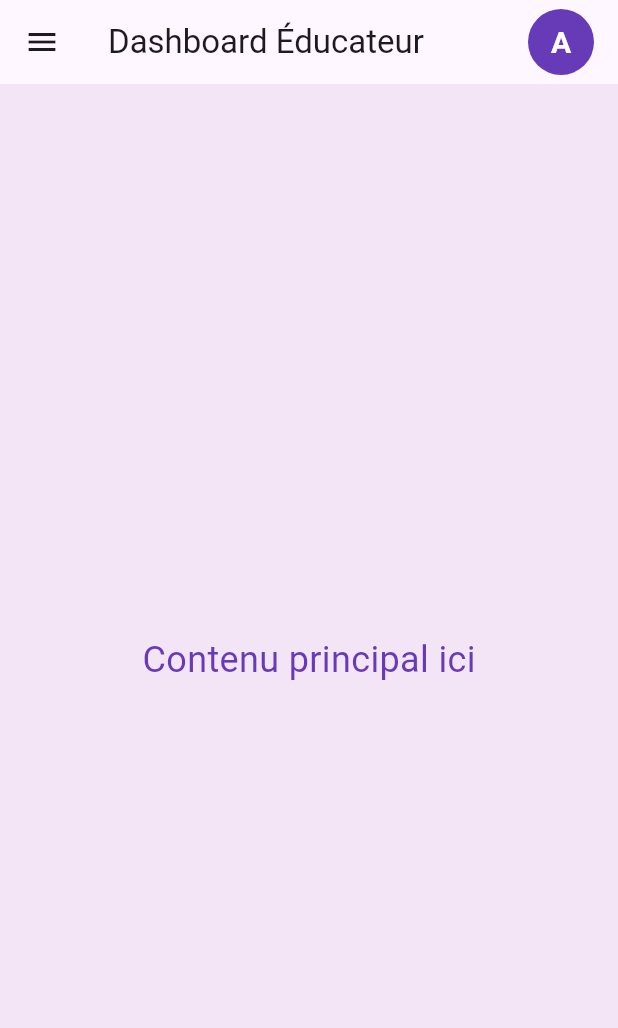
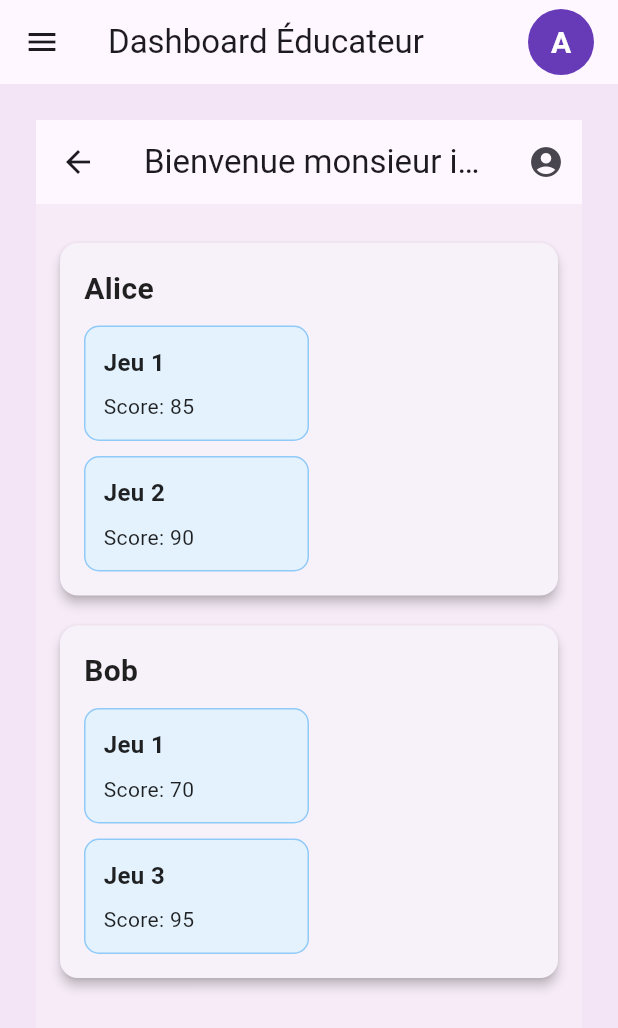
Before and after one commit to Glawdyse/KimJeu, a Flutter app: the EDUCATEURDashboard screen opened directly, on a phone screen of 412 x 824 dp. Shown: the top 1028 px of the screen. Run offline on Flutter 3.47's test engine with Material 3 defaults, Android fonts, the phone set to English and light mode, and no system bars; our stand-ins replace file_picker, flutter_dotenv, get, get_storage, google_fonts, jwt_decoder and 2 more; missing offline and left inert: pdf_text, syncfusion_flutter_pdf; accounts and stored records are empty; network calls fail.

Commit message:
page acceuil

```diff
--- a/JeuEducatif/lib/Dashboards/Educateur/educateur.dart
+++ b/JeuEducatif/lib/Dashboards/Educateur/educateur.dart
@@ -1,14 +1,17 @@
 import 'dart:async';
 import 'dart:math';
 import 'package:flutter/material.dart';
-import 'package:jeuEducatif/Game_page.dart';
+
 import 'package:jeuEducatif/Pages/login.dart';
-
+import '../../Game_page.dart';
+import '../../Pages/acceuil_educateur.dart';
 import '../Apprenant/jouer.dart';
+import '../Apprenant/message.dart';
 import 'Profil.dart';
 import 'evaluation.dart';
 import 'listes.dart';
-import 'message.dart';
+
+
 
 void main() {
   runApp(MaterialApp(
@@ -47,20 +50,17 @@ class EDUCATEURDashboard extends StatefulWidget {
 }
 
 class _EDUCATEURDashboardState extends State<EDUCATEURDashboard> {
-  Widget currentScreen = Center(
-    child: Text(
-      'Contenu principal ici',
-      style: TextStyle(fontSize: 24, color: Colors.deepPurple),
-    ),
-  );
-
+  late Widget currentScreen;
   Color avatarColor = Colors.deepPurple;
   late Timer colorTimer;
 
   @override
   void initState() {
     super.initState();
-    // Change la couleur toutes les secondes
+    // Page d'accueil éducateur par défaut
+    currentScreen =  EducateurHomePage();
+
+    // Change la couleur de l'avatar toutes les secondes
     colorTimer = Timer.periodic(Duration(seconds: 1), (_) {
       setState(() {
         avatarColor =
@@ -153,18 +153,8 @@ class _EDUCATEURDashboardState extends State<EDUCATEURDashboard> {
                   children: [
                     DrawerButton(
                       icon: Icons.home,
-                      label: 'Home',
-                      onTap: () => changeScreen(
-                        Center(
-                          child: Text(
-                            'Accueil',
-                            style: TextStyle(
-                                fontSize: 24,
-                                color: Colors.deepPurple,
-                                fontWeight: FontWeight.w600),
-                          ),
-                        ),
-                      ),
+                      label: 'Accueil',
+                      onTap: () => changeScreen(EducateurHomePage()),
                     ),
                     DrawerButton(
                       icon: Icons.help_outline,
@@ -177,19 +167,19 @@ class _EDUCATEURDashboardState extends State<EDUCATEURDashboard> {
                       onTap: () => changeScreen(GamesListPage()),
                     ),
                     DrawerButton(
-                      icon: Icons.group_add_outlined,
+                      icon: Icons.play_circle_fill,
                       label: 'Jouer',
                       onTap: () => changeScreen(JouerPage(quizData: {})),
                     ),
                     DrawerButton(
-                      icon: Icons.star_border,
+                      icon: Icons.add_circle_outline,
                       label: 'Générer un jeu',
                       onTap: () => changeScreen(GamePage()),
                     ),
                     DrawerButton(
                       icon: Icons.info_outline,
-                      label: 'Messages',
-                      onTap: () => changeScreen(NotificationsPage()),
+                      label: 'Apropos',
+                      onTap: () => changeScreen(AproposPage()),
                     ),
                     DrawerButton(
                       icon: Icons.assignment,
--- a/JeuEducatif/lib/Dashboards/Educateur/navigation_home.dart
+++ b/JeuEducatif/lib/Dashboards/Educateur/navigation_home.dart
@@ -3,9 +3,9 @@ import '../../controller/drawer_user_controller.dart';
 import '../../controller/home_drawer.dart';
 import '../Apprenant/colors.dart';
 import '../Apprenant/listes.dart';
+import '../Apprenant/message.dart';
 import '../Educateur/Profil.dart';
 import '../Educateur/jouer.dart';
-import '../Educateur/message.dart';
 import 'evaluation.dart';
 import 'package:jeuEducatif/services/storageservice.dart';
 import 'package:jeuEducatif/Dashboards/Apprenant/Profil.dart' as profile_edit;
@@ -109,7 +109,7 @@ class _NavigationHomeScreenState extends State<NavigationHomeScreen> {
             screenView = const ProfilPage();
             break;
           case DrawerIndex.Help:
-            screenView = NotificationsPage();
+            screenView = AproposPage();
             break;
           case DrawerIndex.FeedBack:
             screenView = GamesListPage();
--- /dev/null
+++ b/JeuEducatif/lib/Pages/acceuil_educateur.dart
@@ -0,0 +1,126 @@
+import 'package:flutter/material.dart';
+
+class EducateurHomePage extends StatelessWidget {
+  // Exemple de données
+  final List<Map<String, dynamic>> learners = [
+    {
+      'name': 'Alice',
+      'games': [
+        {'title': 'Jeu 1', 'score': 85},
+        {'title': 'Jeu 2', 'score': 90},
+      ]
+    },
+    {
+      'name': 'Bob',
+      'games': [
+        {'title': 'Jeu 1', 'score': 70},
+        {'title': 'Jeu 3', 'score': 95},
+      ]
+    },
+  ];
+
+  @override
+  Widget build(BuildContext context) {
+    return Scaffold(
+      appBar: AppBar(
+        title: Text('Bienvenue monsieur ici vous pouvez gerer vos etudiants '),
+        actions: [
+          IconButton(
+            icon: Icon(Icons.account_circle),
+            onPressed: () {
+              Scaffold.of(context).openEndDrawer();
+            },
+          ),
+        ],
+      ),
+      endDrawer: _buildCustomDrawer(),
+      body: Padding(
+        padding: const EdgeInsets.all(16.0),
+        child: ListView.builder(
+          itemCount: learners.length,
+          itemBuilder: (context, index) {
+            final learner = learners[index];
+            return Card(
+              margin: EdgeInsets.symmetric(vertical: 10),
+              elevation: 3,
+              shape: RoundedRectangleBorder(borderRadius: BorderRadius.circular(12)),
+              child: Padding(
+                padding: const EdgeInsets.all(16.0),
+                child: Column(
+                  crossAxisAlignment: CrossAxisAlignment.start,
+                  children: [
+                    Text(
+                      learner['name'],
+                      style: TextStyle(fontSize: 20, fontWeight: FontWeight.bold),
+                    ),
+                    SizedBox(height: 10),
+                    Wrap(
+                      spacing: 10,
+                      runSpacing: 10,
+                      children: learner['games'].map<Widget>((game) {
+                        return Container(
+                          width: 150,
+                          padding: EdgeInsets.all(12),
+                          decoration: BoxDecoration(
+                            color: Colors.blue.shade50,
+                            borderRadius: BorderRadius.circular(10),
+                            border: Border.all(color: Colors.blue.shade200),
+                          ),
+                          child: Column(
+                            crossAxisAlignment: CrossAxisAlignment.start,
+                            children: [
+                              Text(game['title'],
+                                  style: TextStyle(
+                                      fontWeight: FontWeight.bold, fontSize: 16)),
+                              SizedBox(height: 8),
+                              Text('Score: ${game['score']}',
+                                  style: TextStyle(fontSize: 14, color: Colors.black87)),
+                            ],
+                          ),
+                        );
+                      }).toList(),
+                    ),
+                  ],
+                ),
+              ),
+            );
+          },
+        ),
+      ),
+    );
+  }
+
+  Widget _buildCustomDrawer() {
+    return Drawer(
+      child: SafeArea(
+        child: Column(
+          children: [
+            UserAccountsDrawerHeader(
+              accountName: Text('Éducateur Yvette'),
+              accountEmail: Text('yvette@example.com'),
+              currentAccountPicture: CircleAvatar(
+                backgroundColor: Colors.white,
+                child: Text('Y', style: TextStyle(fontSize: 24)),
+              ),
+            ),
+            ListTile(
+              leading: Icon(Icons.person),
+              title: Text('Profil'),
+              onTap: () {},
+            ),
+            ListTile(
+              leading: Icon(Icons.settings),
+              title: Text('Paramètres'),
+              onTap: () {},
+            ),
+            ListTile(
+              leading: Icon(Icons.logout),
+              title: Text('Déconnexion'),
+              onTap: () {},
+            ),
+          ],
+        ),
+      ),
+    );
+  }
+}
--- a/JeuEducatif/pubspec.yaml
+++ b/JeuEducatif/pubspec.yaml
@@ -24,6 +24,7 @@ dependencies:
   uuid: ^3.0.7
   url_launcher: ^6.2.5
   syncfusion_flutter_pdf: ^25.2.4
+  carousel_slider: ^5.1.1
 
 
 dev_dependencies:
@@ -39,3 +40,4 @@ flutter:
           - assets/wave.json
           - assets/images/background.jpeg
           - assets/images/logo.png
+          - assets/images/MAKON1.png
```
Also changed, not shown: JeuEducatif/lib/Dashboards/Apprenant/apprenant.dart (+17 -32 lines), JeuEducatif/lib/Dashboards/Apprenant/message.dart (+161 -4 lines), JeuEducatif/lib/Pages/acceuil.dart (added, +164 -0 lines), JeuEducatif/lib/Pages/detailjeu.dart (added, +127 -0 lines), JeuEducatif/assets/images/MAKON1.png (added), JeuEducatif/pubspec.lock, 4 other files.
